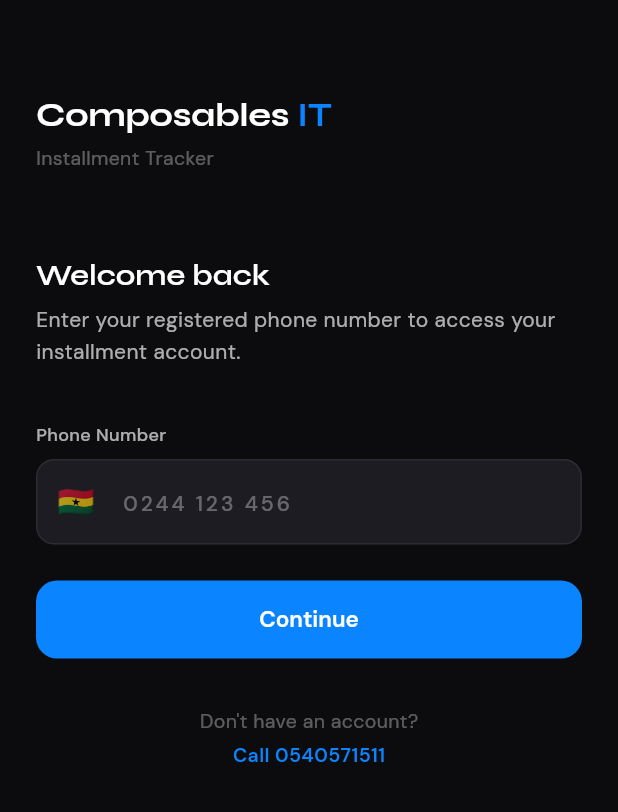
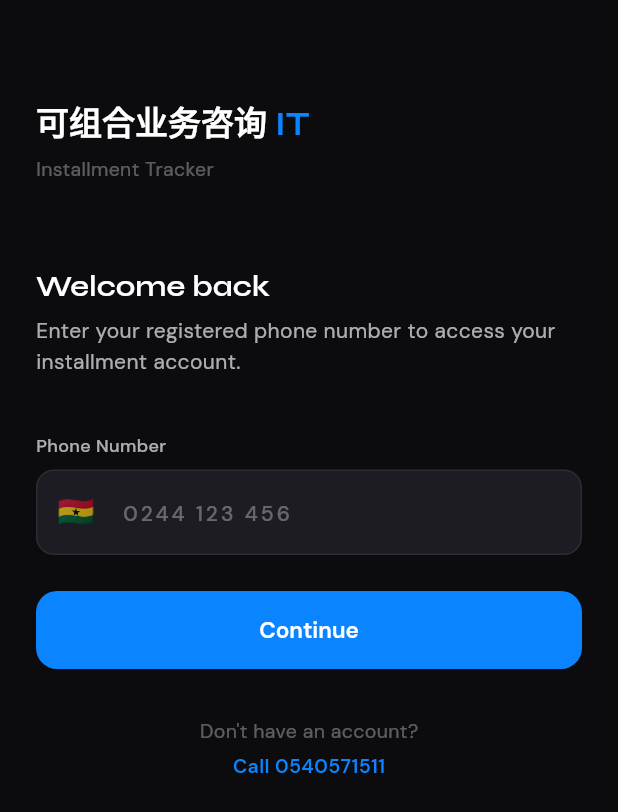
Before and after one commit to charles2k16/composable_flutter, a Flutter app: the screen it shows after launch, on a phone screen of 412 x 824 dp. Shown: the top 812 px of the screen. Run offline on Flutter 3.47's test engine with Material 3 defaults, Android fonts, the phone set to English and light mode, and no system bars; our stand-ins replace dio, flutter_secure_storage, google_fonts, percent_indicator, pinput.

```diff
--- a/lib/features/auth/phone_screen.dart
+++ b/lib/features/auth/phone_screen.dart
@@ -69,7 +69,7 @@ class _PhoneScreenState extends State<PhoneScreen> {
                 text: const TextSpan(
                   children: [
                     TextSpan(
-                      text: 'Composables ',
+                      text: '可组合业务咨询 ',
                       style: TextStyle(
                         fontFamily: 'Syne',
                         fontSize: 22,
--- a/lib/main.dart
+++ b/lib/main.dart
@@ -34,7 +34,7 @@ class ComposablesApp extends StatelessWidget {
   @override
   Widget build(BuildContext context) {
     return MaterialApp(
-      title: 'Composables IT',
+      title: '可组合业务咨询 IT',
       debugShowCheckedModeBanner: false,
       theme: AppTheme.dark,
       home: loggedIn ? const HomeScreen() : const PhoneScreen(),
```
